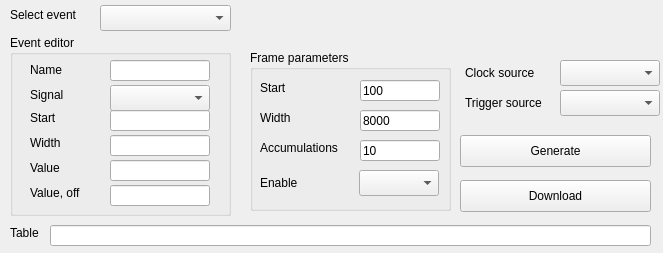
MOBILionSystems/MIPS-app-MOBILion, file timinggenerator.ui: the form before one commit.
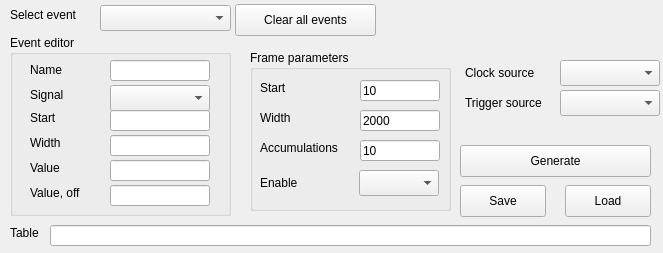
The form after the commit.

```diff
--- a/timinggenerator.ui
+++ b/timinggenerator.ui
@@ -256,7 +256,7 @@
      </rect>
     </property>
     <property name="text">
-     <string>100</string>
+     <string>10</string>
     </property>
    </widget>
    <widget class="QLineEdit" name="leFrameWidth">
@@ -269,7 +269,7 @@
      </rect>
     </property>
     <property name="text">
-     <string>8000</string>
+     <string>2000</string>
     </property>
    </widget>
    <widget class="QLabel" name="label_7">
@@ -358,22 +358,6 @@
     <string>Clock source</string>
    </property>
   </widget>
-  <widget class="QPushButton" name="pbDownload">
-   <property name="geometry">
-    <rect>
-     <x>460</x>
-     <y>180</y>
-     <width>191</width>
-     <height>32</height>
-    </rect>
-   </property>
-   <property name="text">
-    <string>Download</string>
-   </property>
-   <property name="autoDefault">
-    <bool>false</bool>
-   </property>
-  </widget>
   <widget class="QLineEdit" name="leTable">
    <property name="geometry">
     <rect>
@@ -398,7 +382,7 @@
    <property name="geometry">
     <rect>
      <x>460</x>
-     <y>135</y>
+     <y>145</y>
      <width>191</width>
      <height>32</height>
     </rect>
@@ -423,6 +407,54 @@
     <string>Select event</string>
    </property>
   </widget>
+  <widget class="QPushButton" name="pbClearEvents">
+   <property name="geometry">
+    <rect>
+     <x>235</x>
+     <y>4</y>
+     <width>141</width>
+     <height>32</height>
+    </rect>
+   </property>
+   <property name="text">
+    <string>Clear all events</string>
+   </property>
+   <property name="autoDefault">
+    <bool>false</bool>
+   </property>
+  </widget>
+  <widget class="QPushButton" name="pbSave">
+   <property name="geometry">
+    <rect>
+     <x>460</x>
+     <y>185</y>
+     <width>86</width>
+     <height>32</height>
+    </rect>
+   </property>
+   <property name="text">
+    <string>Save</string>
+   </property>
+   <property name="autoDefault">
+    <bool>false</bool>
+   </property>
+  </widget>
+  <widget class="QPushButton" name="pbLoad">
+   <property name="geometry">
+    <rect>
+     <x>565</x>
+     <y>185</y>
+     <width>86</width>
+     <height>32</height>
+    </rect>
+   </property>
+   <property name="text">
+    <string>Load</string>
+   </property>
+   <property name="autoDefault">
+    <bool>false</bool>
+   </property>
+  </widget>
  </widget>
  <resources/>
  <connections/>
```
